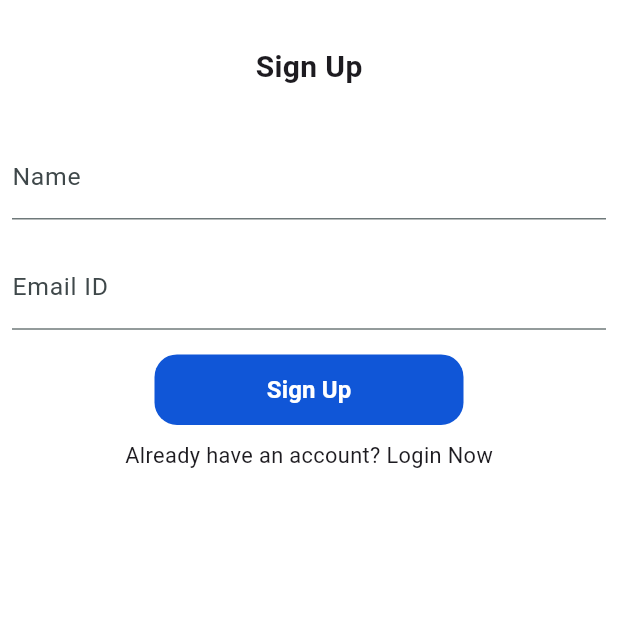
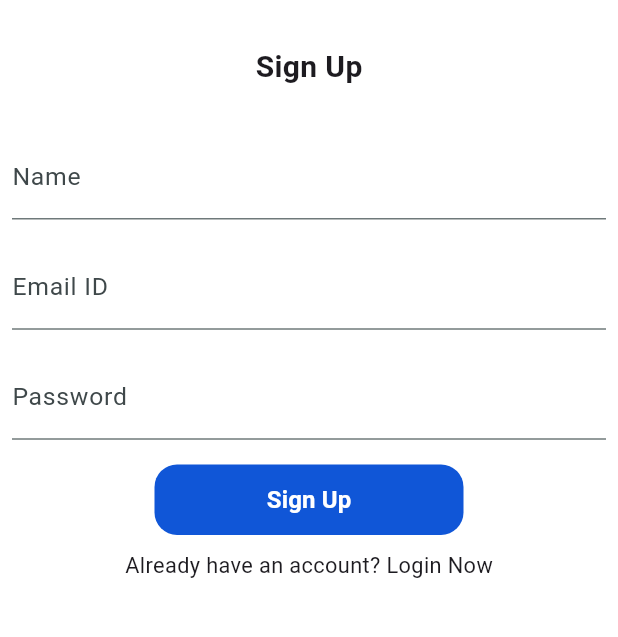
Before and after one commit to akshikrm/farmora, a Flutter app: the Signup screen opened directly, after a tap on "Sign Up", on a phone screen of 412 x 824 dp, the part 321-958 px from its top. Run offline on Flutter 3.47's test engine with Material 3 defaults, Android fonts, the light colour scheme and no system bars; our stand-ins replace fluttertoast, google_fonts, introduction_screen, shared_preferences; missing offline and left inert: dot_curved_bottom_nav, internet_connection_listener; accounts and stored records are empty.

```diff
--- a/app/farmora/lib/screens/authentication/loginPage.dart
+++ b/app/farmora/lib/screens/authentication/loginPage.dart
@@ -112,7 +112,7 @@ class _LoginpageState extends State<Loginpage> {
                   ),
                   InkWell(
                     onTap: (){
-                      NavigationUtils.navigateTo(context, Choosepackage());
+                      NavigationUtils.navigateTo(context, Signup());
                     },
                     child: Text(
                       "Don't have an account? Create account now",
--- a/app/farmora/lib/screens/authentication/signup.dart
+++ b/app/farmora/lib/screens/authentication/signup.dart
@@ -19,6 +19,7 @@ class Signup extends StatefulWidget {
 class _SignupState extends State<Signup> {
   TextEditingController nameController = TextEditingController();
   TextEditingController emailController = TextEditingController();
+  TextEditingController passwordController = TextEditingController();
   @override
   Widget build(BuildContext context) {
     return Scaffold(
@@ -66,6 +67,17 @@ class _SignupState extends State<Signup> {
                   ),
                 ),
                 SizedBox(height: 16),
+
+                TextField(
+                  controller: passwordController,
+                  obscureText: true,
+                  decoration: InputDecoration(
+                    labelText: "Password",
+                    // border: OutlineInputBorder(),
+                  ),
+                ),
+                SizedBox(height: 16),
+
                 SizedBox(
                   width: MediaQuery.of(context).size.width / 2,
                   child: CustomButton(
@@ -97,10 +109,12 @@ class _SignupState extends State<Signup> {
   }
 
   checkSignUp() async{
-    if(nameController.text.isNotEmpty && emailController.text.isNotEmpty){
-      await context.read<Authprovider>().signUp(nameController.text, emailController.text);
+    if(nameController.text.isNotEmpty && emailController.text.isNotEmpty && passwordController.text.isNotEmpty
+    ){
+      await context.read<Authprovider>().signUp(nameController.text, emailController.text,passwordController.text);
       nameController.clear();
       emailController.clear();
+      passwordController.clear();
     }else{
       SnackbarService.showSnackbar("Please fill out all the fields");
     }
```
Also changed, not shown: app/farmora/lib/providers/auth/authProvider.dart (+6 -5 lines).
